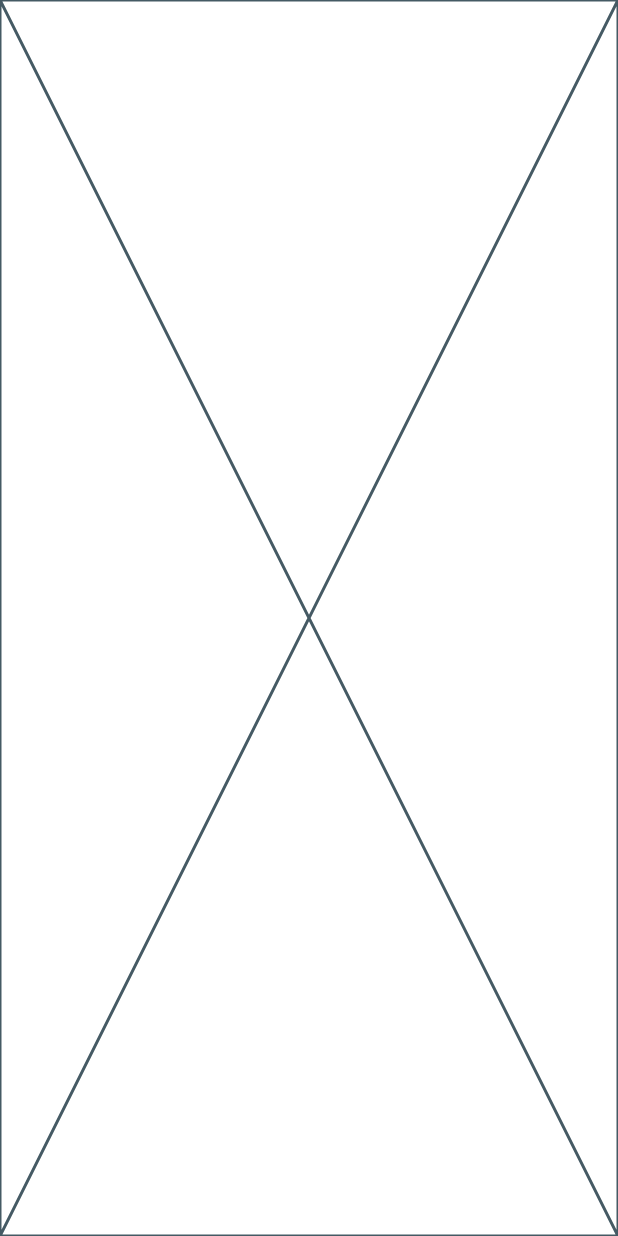
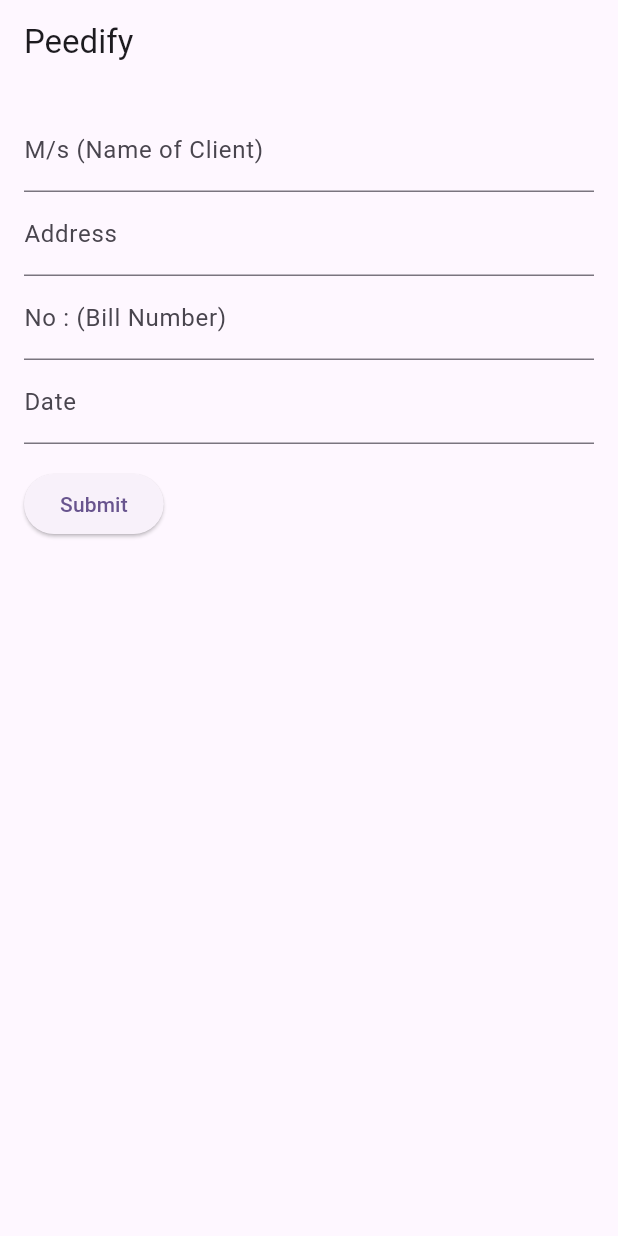
Before and after one commit to ad956/project_peedify, a Flutter app: the screen it shows after launch, on a phone screen of 412 x 824 dp. Run offline on Flutter 3.47's test engine with Material 3 defaults, Android fonts, the phone set to English and light mode, and no system bars.

Commit message:
form added for client details

```diff
--- a/lib/screens/home_screen.dart
+++ b/lib/screens/home_screen.dart
@@ -5,6 +5,81 @@
 
   @override
   Widget build(BuildContext context) {
-    return const Placeholder();
+    final _formKey = GlobalKey<FormState>();
+    final TextEditingController nameController = TextEditingController();
+    final TextEditingController addressController = TextEditingController();
+    final TextEditingController billNumberController = TextEditingController();
+    final TextEditingController dateController = TextEditingController();
+    return Scaffold(
+        appBar: AppBar(
+          title: const Text("Peedify"),
+        ),
+        body: Padding(
+          padding: const EdgeInsets.all(16.0),
+          child: Form(
+            key: _formKey,
+            child: Column(
+              crossAxisAlignment: CrossAxisAlignment.start,
+              children: [
+                TextFormField(
+                  controller: nameController,
+                  decoration:
+                      const InputDecoration(labelText: 'M/s (Name of Client)'),
+                  validator: (value) {
+                    if (value!.isEmpty) {
+                      return 'Please enter the client name';
+                    }
+                    return null;
+                  },
+                ),
+                TextFormField(
+                  controller: addressController,
+                  decoration: const InputDecoration(labelText: 'Address'),
+                  validator: (value) {
+                    if (value!.isEmpty) {
+                      return 'Please enter the address';
+                    }
+                    return null;
+                  },
+                ),
+                TextFormField(
+                  controller: billNumberController,
+                  decoration:
+                      const InputDecoration(labelText: 'No : (Bill Number)'),
+                  validator: (value) {
+                    if (value!.isEmpty) {
+                      return 'Please enter the bill number';
+                    }
+                    return null;
+                  },
+                ),
+                TextFormField(
+                  controller: dateController,
+                  decoration: const InputDecoration(labelText: 'Date'),
+                  validator: (value) {
+                    if (value!.isEmpty) {
+                      return 'Please enter the date';
+                    }
+                    return null;
+                  },
+                ),
+                const SizedBox(height: 16.0),
+                ElevatedButton(
+                  onPressed: () {
+                    if (_formKey.currentState!.validate()) {
+                      // Process the form data
+                      // For example, you can print the data to the console
+                      print('Name: ${nameController.text}');
+                      print('Address: ${addressController.text}');
+                      print('Bill Number: ${billNumberController.text}');
+                      print('Date: ${dateController.text}');
+                    }
+                  },
+                  child: const Text('Submit'),
+                ),
+              ],
+            ),
+          ),
+        ));
   }
 }
```
